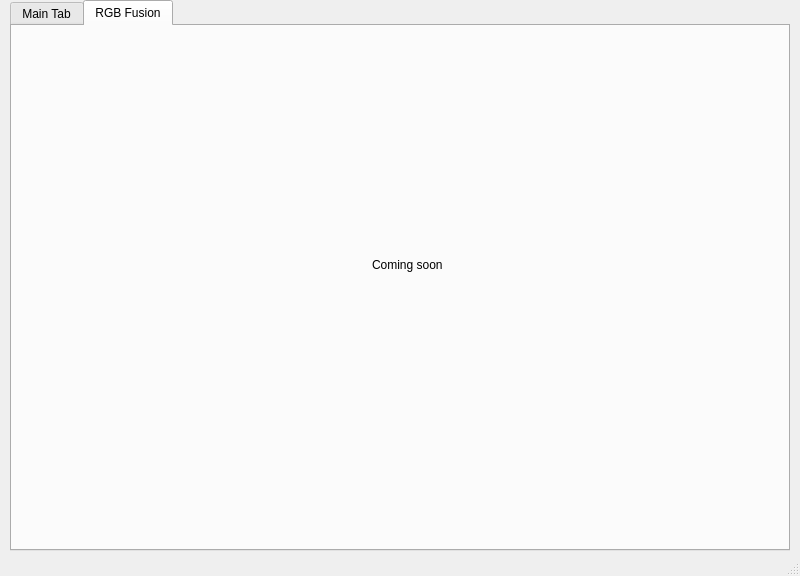
The window that mainwindow.ui (tangalbert919/AeroControlCenter) describes before a commit, drawn with Qt 5.
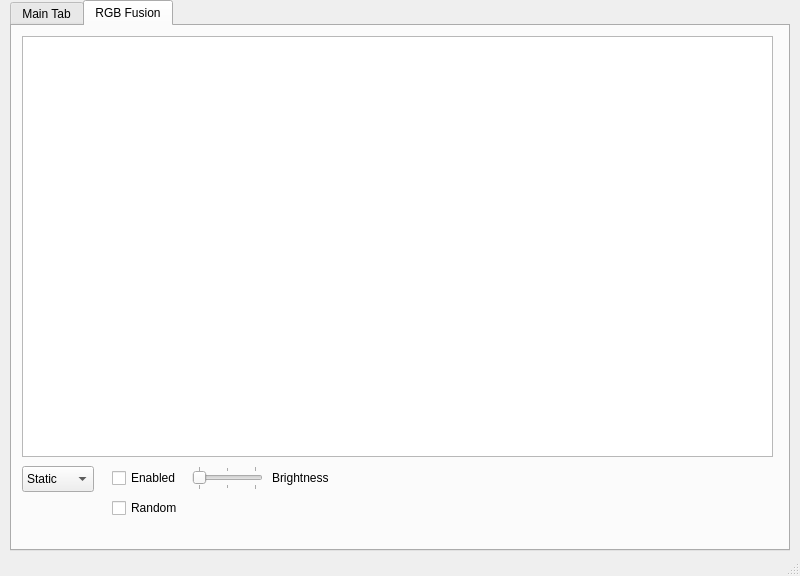
The same window after the commit. The open tabs and pages were chosen to show the change.

Commit message:
Setup initial RGB keyboard UI
Also move fan speed slider adjustments to mainwindow.ui

Patch:
```diff
--- a/mainwindow.ui
+++ b/mainwindow.ui
@@ -260,17 +260,170 @@
      <attribute name="title">
       <string>RGB Fusion</string>
      </attribute>
-     <widget class="QLabel" name="label">
+     <widget class="QComboBox" name="rgbModes">
       <property name="geometry">
        <rect>
-        <x>360</x>
-        <y>230</y>
-        <width>81</width>
-        <height>18</height>
+        <x>10</x>
+        <y>440</y>
+        <width>72</width>
+        <height>26</height>
        </rect>
       </property>
+      <item>
+       <property name="text">
+        <string>Static</string>
+       </property>
+      </item>
+      <item>
+       <property name="text">
+        <string>Breathing</string>
+       </property>
+      </item>
+      <item>
+       <property name="text">
+        <string>Wave</string>
+       </property>
+      </item>
+      <item>
+       <property name="text">
+        <string>Fade on Keypress</string>
+       </property>
+      </item>
+      <item>
+       <property name="text">
+        <string>Marquee</string>
+       </property>
+      </item>
+      <item>
+       <property name="text">
+        <string>Flash on Keypress</string>
+       </property>
+      </item>
+      <item>
+       <property name="text">
+        <string>Neon</string>
+       </property>
+      </item>
+      <item>
+       <property name="text">
+        <string>Rainbow Marquee</string>
+       </property>
+      </item>
+      <item>
+       <property name="text">
+        <string>Raindrop</string>
+       </property>
+      </item>
+      <item>
+       <property name="text">
+        <string>Circle Marquee</string>
+       </property>
+      </item>
+      <item>
+       <property name="text">
+        <string>Hedge</string>
+       </property>
+      </item>
+      <item>
+       <property name="text">
+        <string>Rotate</string>
+       </property>
+      </item>
+      <item>
+       <property name="text">
+        <string>Custom 1</string>
+       </property>
+      </item>
+      <item>
+       <property name="text">
+        <string>Custom 2</string>
+       </property>
+      </item>
+      <item>
+       <property name="text">
+        <string>Custom 3</string>
+       </property>
+      </item>
+      <item>
+       <property name="text">
+        <string>Custom 4</string>
+       </property>
+      </item>
+      <item>
+       <property name="text">
+        <string>Custom 5</string>
+       </property>
+      </item>
+     </widget>
+     <widget class="QCheckBox" name="rgbEnabled">
+      <property name="geometry">
+       <rect>
+        <x>100</x>
+        <y>440</y>
+        <width>84</width>
+        <height>24</height>
+       </rect>
+      </property>
       <property name="text">
-       <string>Coming soon</string>
+       <string>Enabled</string>
+      </property>
+     </widget>
+     <widget class="QCheckBox" name="rgbRandom">
+      <property name="geometry">
+       <rect>
+        <x>100</x>
+        <y>470</y>
+        <width>84</width>
+        <height>24</height>
+       </rect>
+      </property>
+      <property name="text">
+       <string>Random</string>
+      </property>
+     </widget>
+     <widget class="QSlider" name="rgbBrightnessSlider">
+      <property name="geometry">
+       <rect>
+        <x>180</x>
+        <y>440</y>
+        <width>71</width>
+        <height>24</height>
+       </rect>
+      </property>
+      <property name="maximum">
+       <number>2</number>
+      </property>
+      <property name="pageStep">
+       <number>2</number>
+      </property>
+      <property name="orientation">
+       <enum>Qt::Horizontal</enum>
+      </property>
+      <property name="tickPosition">
+       <enum>QSlider::TicksBothSides</enum>
+      </property>
+     </widget>
+     <widget class="QLabel" name="rgbBrightnessLabel">
+      <property name="geometry">
+       <rect>
+        <x>260</x>
+        <y>440</y>
+        <width>71</width>
+        <height>24</height>
+       </rect>
+      </property>
+      <property name="text">
+       <string>Brightness</string>
+      </property>
+     </widget>
+     <widget class="QGraphicsView" name="rgbPreview">
+      <property name="geometry">
+       <rect>
+        <x>10</x>
+        <y>10</y>
+        <width>751</width>
+        <height>421</height>
+       </rect>
       </property>
      </widget>
     </widget>
```
Left out of the diff: 17 changed lines with no effect on the pictures. The commit also changes 1 other file.
